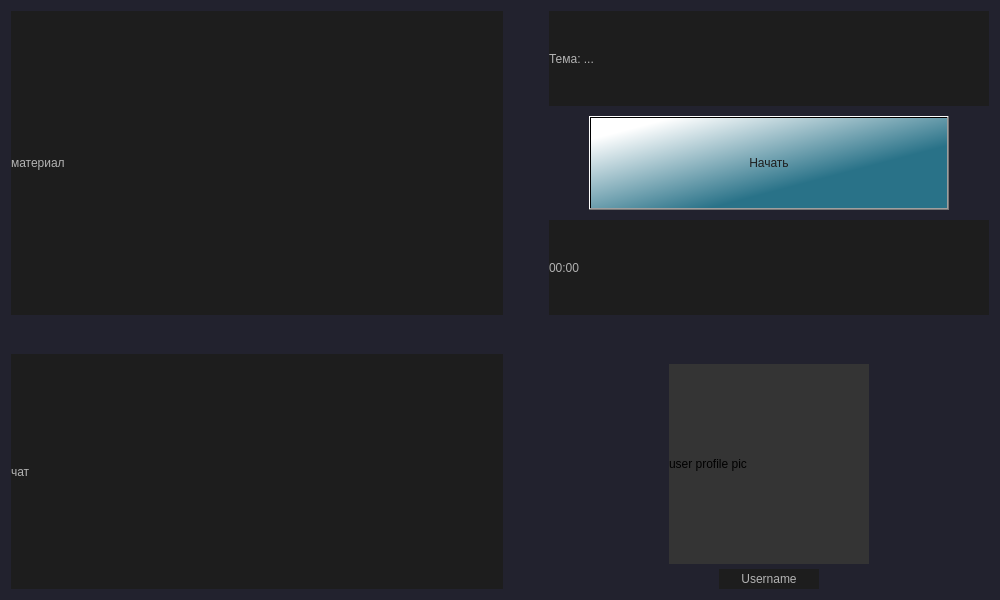
Qt form Client/jeducation-v0.1/learning.ui (Avedik/Desktop-application-IEducation) before a commit.
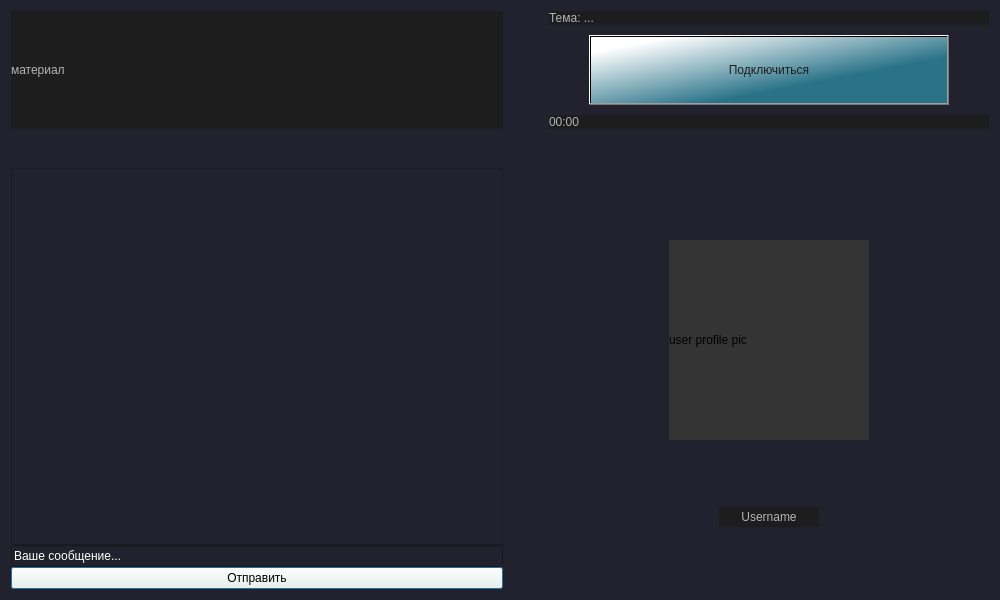
The same form after that commit.

```diff
--- a/Client/jeducation-v0.1/learning.ui
+++ b/Client/jeducation-v0.1/learning.ui
@@ -29,15 +29,35 @@
    <item row="2" column="0">
     <layout class="QVBoxLayout" name="verticalLayout_3">
      <item>
-      <widget class="QLabel" name="label_4">
+      <widget class="QListView" name="chatView">
        <property name="styleSheet">
-        <string notr="true">background-color: rgb(29, 29, 29);
-color: rgb(179, 179, 179);
-border:80 px;
-border-color: rgb(255, 255, 255);</string>
+        <string notr="true">color: rgb(255, 255, 255);</string>
        </property>
+      </widget>
+     </item>
+     <item>
+      <widget class="QLineEdit" name="messageEdit">
+       <property name="enabled">
+        <bool>false</bool>
+       </property>
+       <property name="styleSheet">
+        <string notr="true">color: rgb(255, 255, 255);</string>
+       </property>
        <property name="text">
-        <string>чат</string>
+        <string notr="true">Ваше сообщение...</string>
+       </property>
+       <property name="cursorPosition">
+        <number>0</number>
+       </property>
+      </widget>
+     </item>
+     <item>
+      <widget class="QPushButton" name="sendButton">
+       <property name="styleSheet">
+        <string notr="true">background-color: rgb(255, 255, 241);</string>
+       </property>
+       <property name="text">
+        <string>Отправить</string>
        </property>
       </widget>
      </item>
@@ -115,7 +135,7 @@
 color: rgb(29, 29, 29);</string>
          </property>
          <property name="text">
-          <string>Начать</string>
+          <string>Подключиться</string>
          </property>
         </widget>
        </item>
```
Left out of the diff: 2 changed lines with no effect on the pictures.
